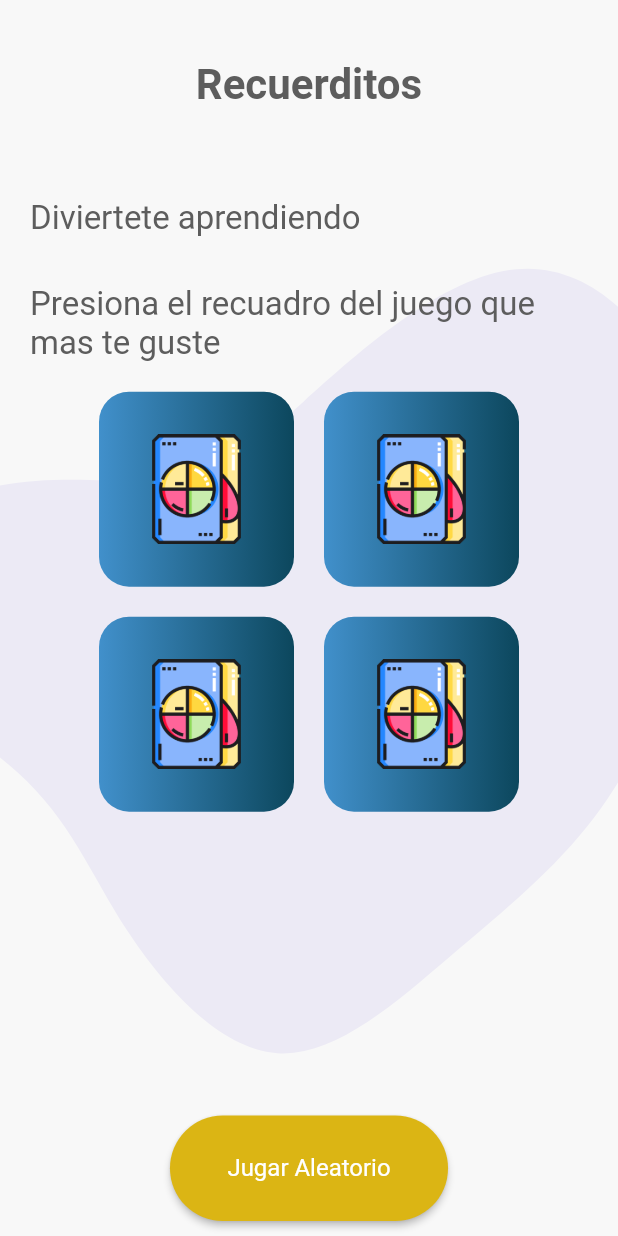
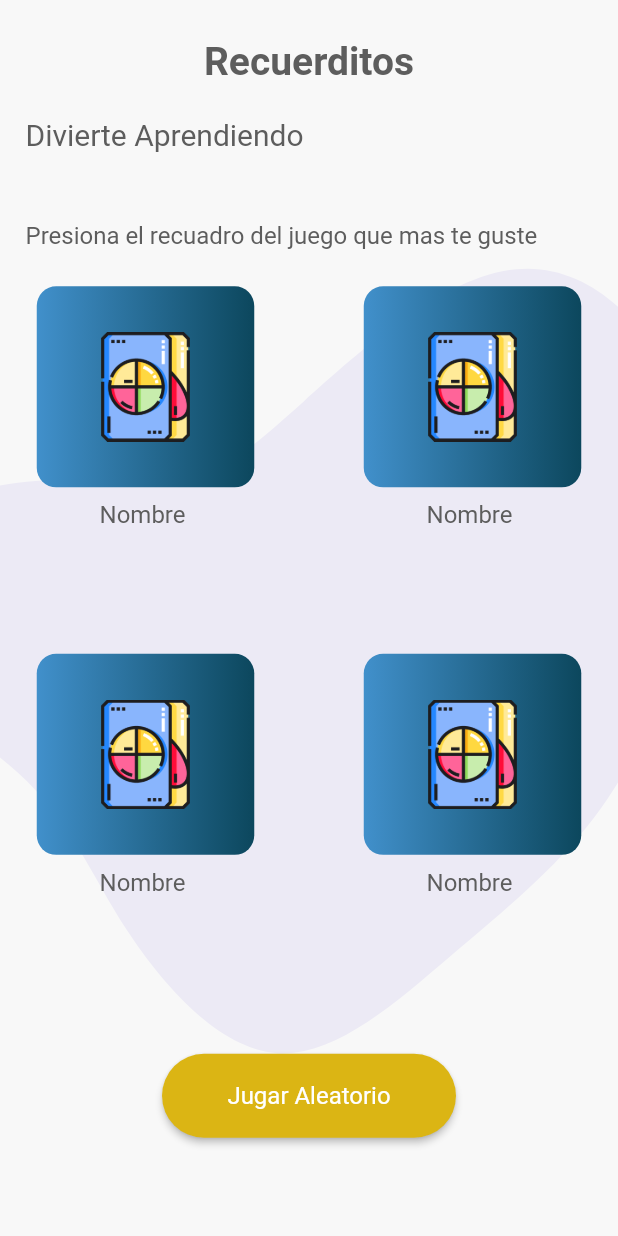
Before and after one commit to Quezma/recuerditos, a Flutter app: the screen it shows after launch, on a phone screen of 412 x 824 dp. Run offline on Flutter 3.47's test engine with Material 2 defaults, Android fonts, the phone set to English and light mode, and no system bars; our stand-ins replace flutter_svg, sembast.

Commit message:
RA-8 create widgets folder and change names of the constants functions

```diff
--- a/lib/main.dart
+++ b/lib/main.dart
@@ -28,16 +28,16 @@ class Myapp extends StatelessWidget {
             fontWeight: FontWeight.w400,
           ),
           headline1: TextStyle(
-            fontSize: 28,
+            fontSize: 26,
             fontWeight: FontWeight.w600,
             color: Color(0xff5D5D5D),
           ),
           headline2: TextStyle(
-            fontSize: 22,
+            fontSize: 20,
             color: Color(0xff5D5D5D),
           ),
           bodyText1: TextStyle(
-            fontSize: 18,
+            fontSize: 16,
             color: Color(0xff5D5D5D),
             fontWeight: FontWeight.w400,
           ),
--- a/lib/src/constants/globalConstants.dart
+++ b/lib/src/constants/globalConstants.dart
@@ -10,13 +10,14 @@ Color darkPrimary(BuildContext context) => Color(0xFF0C475D);
 
 Color gray(BuildContext context) => Color(0x5D5D5D);
 
-TextStyle title(BuildContext context) => Theme.of(context).textTheme.headline1;
+TextStyle titleStyle(BuildContext context) =>
+    Theme.of(context).textTheme.headline1;
 
-TextStyle subtitle(BuildContext context) =>
+TextStyle subtitleStyle(BuildContext context) =>
     Theme.of(context).textTheme.headline2;
 
-TextStyle bodyText(BuildContext context) =>
+TextStyle bodyTextStyle(BuildContext context) =>
     Theme.of(context).textTheme.bodyText1;
 
-TextStyle buttonText(BuildContext context) =>
+TextStyle buttonTextStyle(BuildContext context) =>
     Theme.of(context).textTheme.button;
--- a/lib/src/ui/home_page.dart
+++ b/lib/src/ui/home_page.dart
@@ -1,7 +1,7 @@
 import 'package:flutter/material.dart';
 import 'package:flutter/cupertino.dart';
 import 'package:recuerditos/src/constants/globalConstants.dart';
-import 'package:flutter_svg/flutter_svg.dart';
+import 'package:recuerditos/src/widgets/widgets.dart';
 
 class HomePage extends StatelessWidget {
   final List cards = [1, 2, 3, 4];
@@ -9,108 +9,67 @@ class HomePage extends StatelessWidget {
   @override
   Widget build(BuildContext context) {
     return Scaffold(
-      body: Stack(
+      body: SafeArea(
+        child: Stack(
           children: [
             background(),
             body(context),
           ],
         ),
+      ),
     );
   }
 
-  Widget background() => Center(
-        child: SvgPicture.asset(
-          'assets/irregularShape.svg',
-          fit: BoxFit.cover,
-        ),
-      );
   Widget body(BuildContext context) => Container(
-        padding:
-            EdgeInsets.only(top: 40.0, left: 20.0, right: 20.0, bottom: 10.0),
+        padding: EdgeInsets.symmetric(vertical: 26, horizontal: 17),
         child: Column(
           children: [
             Expanded(
-              flex: 1,
-              child: titleHome(context),
+              flex: 0,
+              child: title(context, 'Recuerditos'),
             ),
             Expanded(
               flex: 1,
-              child: subtitleHome(context),
+              child: subtitle(context, 'Divierte Aprendiendo'),
             ),
             Expanded(
               flex: 1,
-              child: descriptionHome(context),
+              child: description(
+                  context, 'Presiona el recuadro del juego que mas te guste'),
             ),
             Expanded(
               flex: 7,
               child: gameList(context),
             ),
-            Flexible(
-              flex: 1,
-              child: buttonHome(context),
-            ),
+            Expanded(
+              flex: 2,
+              //child: Placeholder(),
+              child: button(context, 'Jugar Aleatorio'),
+            )
           ],
         ),
       );
 
-  Widget titleHome(BuildContext context) {
-    return Text(
-      'Recuerditos',
-      style: title(context),
-    );
-  }
-
-  Widget subtitleHome(BuildContext context) {
-    return Row(children: [
-      Text(
-        'Diviertete aprendiendo',
-        style: subtitle(context),
-        textAlign: TextAlign.start,
-      ),
-    ]);
-  }
-
-  Widget descriptionHome(BuildContext context) {
-    return Row(
-      children: [
-        Flexible(
-          child: Text(
-            'Presiona el recuadro del juego que mas te guste',
-            style: subtitle(context),
-            textAlign: TextAlign.start,
-          ),
-        ),
-      ],
-    );
-  }
-
   Widget gameList(BuildContext context) {
-    return Wrap(
+    return GridView.count(
+      crossAxisCount: 2,
+      mainAxisSpacing: 45.0,
+      crossAxisSpacing: 58.0,
+      childAspectRatio: 0.8,
       children: cardList(context),
     );
   }
 
-  Widget buttonHome(BuildContext context) => SizedBox(
-        width: screenSize(context).width * 0.45,
-        height: screenSize(context).height * 0.1,
-        child: RaisedButton(
-          onPressed: () {},
-          shape: StadiumBorder(),
-          child: Text(
-            'Jugar Aleatorio',
-            style: buttonText(context),
-          ),
-        ),
-      );
-
   List<Widget> cardList(BuildContext context) {
     return cards
-        .map((card) => Container(
-              margin: EdgeInsets.all(10.0),
-              width: 130.0,
-              height: 130.0,
+        .map((card) => Column(
+              children: [
+                Container(
+                  //margin: EdgeInsets.all(10.0),
+                  width: 145.0,
+                  height: 134.0,
                   decoration: BoxDecoration(
-                borderRadius: BorderRadius.circular(20.0),
+                    borderRadius: BorderRadius.circular(13.0),
                     gradient: LinearGradient(
                       begin: Alignment.centerLeft,
                       end: Alignment.centerRight,
@@ -124,6 +83,12 @@ class HomePage extends StatelessWidget {
                       scale: 7.0,
                     ),
                   ),
+                ),
+                SizedBox(
+                  height: 9.0,
+                ),
+                Text('Nombre ', style: bodyTextStyle(context)),
+              ],
             ))
         .toList();
   }
--- /dev/null
+++ b/lib/src/widgets/backgroud_widget.dart
@@ -0,0 +1,10 @@
+import 'package:flutter/material.dart';
+
+import 'package:flutter_svg/flutter_svg.dart';
+
+Widget background() => Center(
+      child: SvgPicture.asset(
+        'assets/irregularShape.svg',
+        fit: BoxFit.cover,
+      ),
+    );
--- /dev/null
+++ b/lib/src/widgets/bodyText_widget.dart
@@ -0,0 +1,16 @@
+import 'package:flutter/material.dart';
+import 'package:recuerditos/src/constants/globalConstants.dart';
+
+Widget description(BuildContext context, String text) {
+  return Row(
+    children: [
+      Flexible(
+        child: Text(
+          text,
+          style: bodyTextStyle(context),
+          textAlign: TextAlign.start,
+        ),
+      ),
+    ],
+  );
+}
--- /dev/null
+++ b/lib/src/widgets/button_widget.dart
@@ -0,0 +1,17 @@
+import 'package:flutter/material.dart';
+import 'package:recuerditos/src/constants/globalConstants.dart';
+
+Widget button(BuildContext context, String text) => Center(
+      child: SizedBox(
+        width: 196.0,
+        height: 56.0,
+        child: RaisedButton(
+          onPressed: () {},
+          shape: StadiumBorder(),
+          child: Text(
+            text,
+            style: buttonTextStyle(context),
+          ),
+        ),
+      ),
+    );
--- /dev/null
+++ b/lib/src/widgets/subtitle_widget.dart
@@ -0,0 +1,12 @@
+import 'package:flutter/material.dart';
+import 'package:recuerditos/src/constants/globalConstants.dart';
+
+Widget subtitle(BuildContext context, String text) {
+  return Row(children: [
+    Text(
+      text,
+      style: subtitleStyle(context),
+      textAlign: TextAlign.start,
+    ),
+  ]);
+}
--- /dev/null
+++ b/lib/src/widgets/title_widget.dart
@@ -0,0 +1,9 @@
+import 'package:flutter/material.dart';
+import 'package:recuerditos/src/constants/globalConstants.dart';
+
+Widget title(BuildContext context, String text) {
+  return Text(
+    text,
+    style: titleStyle(context),
+  );
+}
--- /dev/null
+++ b/lib/src/widgets/widgets.dart
@@ -0,0 +1,5 @@
+export 'backgroud_widget.dart';
+export 'title_widget.dart';
+export 'subtitle_widget.dart';
+export 'bodyText_widget.dart';
+export 'button_widget.dart';
```
Lines whose indentation alone changed are shown as unchanged.
